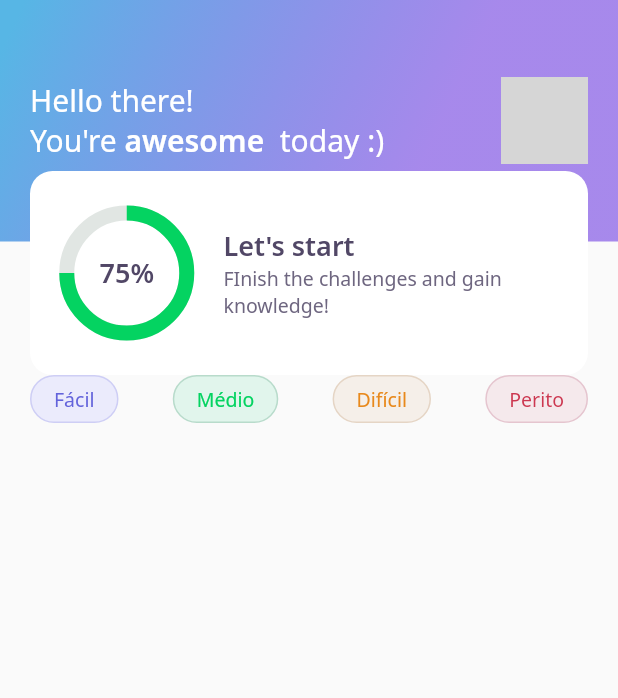
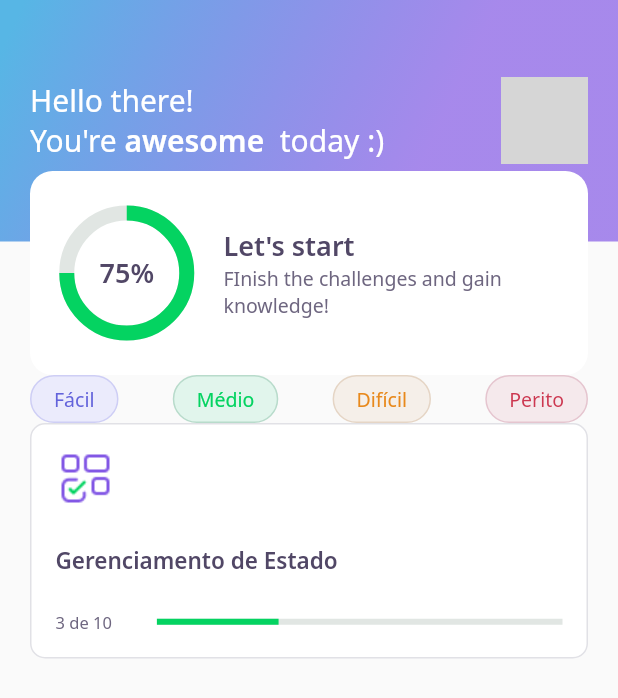
Before and after one commit to wolfhaltz/flutter_app, a Flutter app: the screen it shows after launch, on a phone screen of 412 x 824 dp. Shown: the top 698 px of the screen. Run offline on Flutter 3.47's test engine with Material 2 defaults, Android fonts, the phone set to English and light mode, and no system bars; our stand-ins replace google_fonts; network calls fail; grey boxes are pictures that could not be loaded.

Commit message:
Quiz Card: new widget created

```diff
--- a/lib/home/home_page.dart
+++ b/lib/home/home_page.dart
@@ -1,4 +1,5 @@
 import 'package:NeuroQuiz/home/widgets/level_button/level_button_widget.dart';
+import 'package:NeuroQuiz/home/widgets/quiz_card/quiz_card_widget.dart';
 import 'package:flutter/material.dart';
 
 import 'widgets/appbar/app_bar_widget.dart';
@@ -17,13 +18,18 @@ class _HomePageState extends State<HomePage> {
       appBar: AppBarWidget(),
       body: Padding(
         padding: const EdgeInsets.symmetric(horizontal: 20),
-        child: Row(
-          mainAxisAlignment: MainAxisAlignment.spaceBetween,
+        child: Column(
           children: [
-            LevelButtonWidget(label: "Fácil"),
-            LevelButtonWidget(label: "Médio"),
-            LevelButtonWidget(label: "Difícil"),
-            LevelButtonWidget(label: "Perito"),
+            Row(
+              mainAxisAlignment: MainAxisAlignment.spaceBetween,
+              children: [
+                LevelButtonWidget(label: "Fácil"),
+                LevelButtonWidget(label: "Médio"),
+                LevelButtonWidget(label: "Difícil"),
+                LevelButtonWidget(label: "Perito"),
+              ],
+            ),
+            QuizCardWidget()
           ],
         ),
       )
--- /dev/null
+++ b/lib/home/widgets/quiz_card/quiz_card_widget.dart
@@ -0,0 +1,48 @@
+import 'package:NeuroQuiz/core/app_colors.dart';
+import 'package:NeuroQuiz/core/app_images.dart';
+import 'package:NeuroQuiz/core/app_text_styles.dart';
+import 'package:flutter/material.dart';
+
+class QuizCardWidget extends StatelessWidget {
+
+  const QuizCardWidget({Key? key}) : super(key: key);
+
+  @override
+  Widget build(BuildContext context) {
+    return Container(
+        padding: EdgeInsets.all(16),
+        decoration: BoxDecoration(
+            border: Border.fromBorderSide(BorderSide(color: AppColors.border)),
+            color: AppColors.white,
+            borderRadius: BorderRadius.circular(10)
+        ),
+        child: Column(
+          crossAxisAlignment: CrossAxisAlignment.start,
+          children: [
+            Container(
+                height: 40, width: 40, child: Image.asset(AppImages.blocks)
+            ),
+            SizedBox(height: 24),
+            Text("Gerenciamento de Estado", style: AppTextStyles.heading15),
+            SizedBox(height: 24),
+            Row(
+                children: [
+                  Expanded(
+                    flex: 1,
+                    child: Text("3 de 10", style: AppTextStyles.body11)
+                  ),
+                  Expanded(
+                    flex: 4,
+                    child: LinearProgressIndicator(
+                          value: 0.3,
+                          backgroundColor: AppColors.chartSecondary,
+                          valueColor: AlwaysStoppedAnimation<Color>(AppColors.chartPrimary)
+                      )
+                  )
+                ]
+            )
+          ],
+        )
+    );
+  }
+}
```
